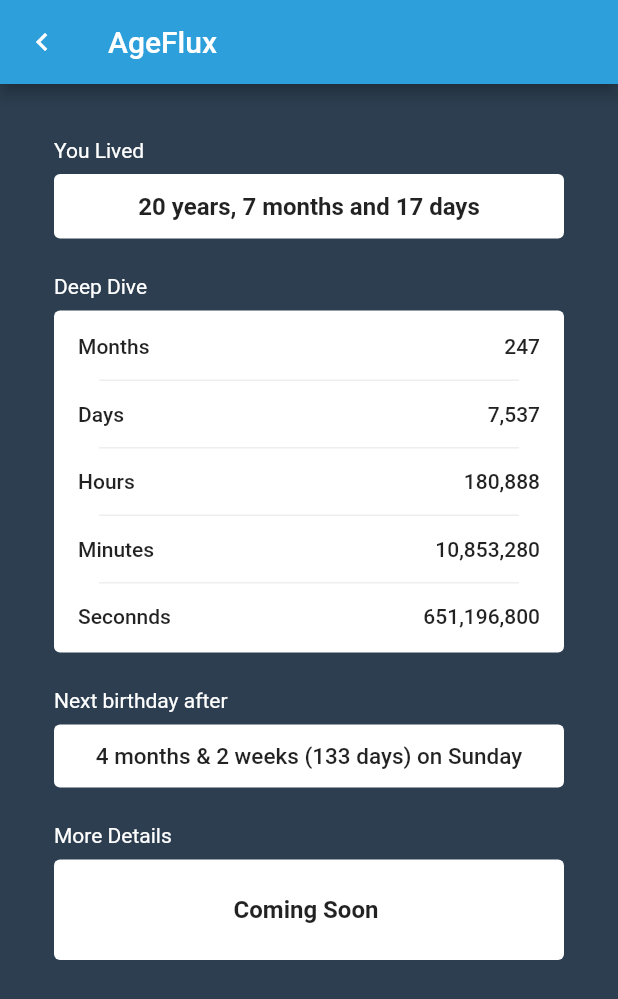
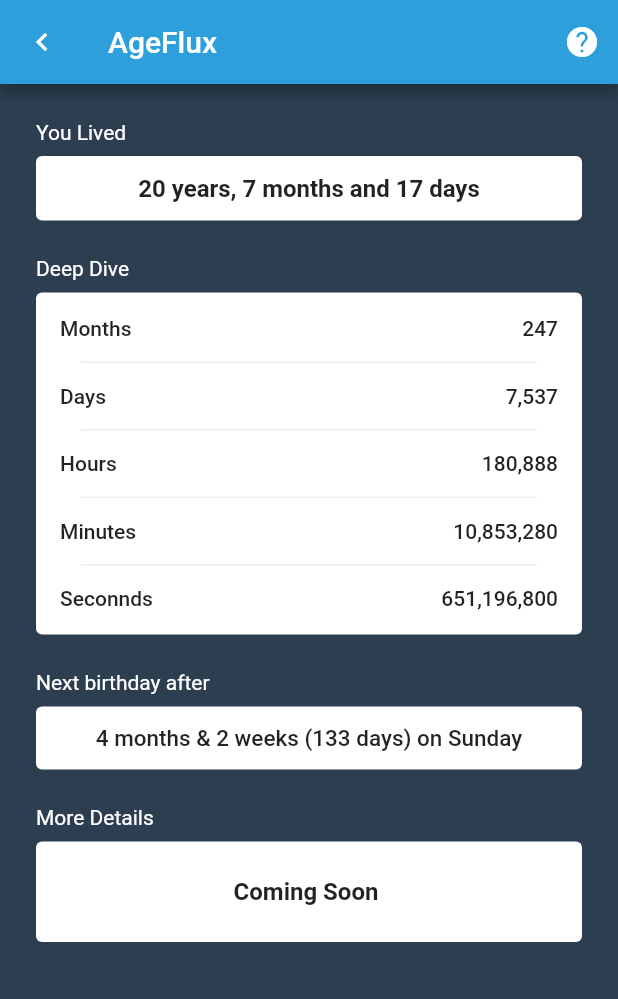
Before and after one commit to ojpro/ageflux, a Flutter app: the DetailsScreen screen opened directly with empty values, on a phone screen of 412 x 824 dp. Shown: the top 999 px of the screen. Run offline on Flutter 3.47's test engine with Material 2 defaults, Android fonts, the phone set to English and light mode, and no system bars.

Commit message:
🌠 minor UI edits

```diff
--- a/lib/modules/insight/details.dart
+++ b/lib/modules/insight/details.dart
@@ -23,10 +23,16 @@ class DetailsScreen extends StatelessWidget {
           }),
         ),
         title: const Text("AgeFlux"),
+        actions: [
+          IconButton(
+            onPressed: () {},
+            icon: const Icon(Icons.help),
+          ),
+        ],
       ),
       body: SingleChildScrollView(
         child: Container(
-          padding: const EdgeInsets.all(36),
+          padding: const EdgeInsets.all(24),
           decoration: const BoxDecoration(
             color: Color(0xff2C3E50),
           ),
@@ -42,10 +48,8 @@ class DetailsScreen extends StatelessWidget {
                     "You Lived",
                     style: TextStyle(color: Colors.white),
                   ),
-                  const SizedBox(
-                    height: 8,
-                  ),
                   Container(
+                    margin: const EdgeInsets.only(top: 8, bottom: 24),
                     padding: const EdgeInsets.all(12),
                     width: double.infinity,
                     decoration: const BoxDecoration(
@@ -64,9 +68,6 @@ class DetailsScreen extends StatelessWidget {
                   ),
                 ],
               ),
-              const SizedBox(
-                height: 24,
-              ),
               Column(
                 crossAxisAlignment: CrossAxisAlignment.start,
                 children: [
@@ -74,10 +75,8 @@ class DetailsScreen extends StatelessWidget {
                     "Deep Dive",
                     style: TextStyle(color: Colors.white),
                   ),
-                  const SizedBox(
-                    height: 8,
-                  ),
                   Container(
+                    margin: const EdgeInsets.only(top: 8, bottom: 24),
                     padding: const EdgeInsets.all(16),
                     width: double.infinity,
                     decoration: const BoxDecoration(
@@ -202,9 +201,6 @@ class DetailsScreen extends StatelessWidget {
                   ),
                 ],
               ),
-              const SizedBox(
-                height: 24,
-              ),
               Column(
                 crossAxisAlignment: CrossAxisAlignment.start,
                 children: [
@@ -212,10 +208,8 @@ class DetailsScreen extends StatelessWidget {
                     "Next birthday after",
                     style: TextStyle(color: Colors.white),
                   ),
-                  const SizedBox(
-                    height: 8,
-                  ),
                   Container(
+                    margin: const EdgeInsets.only(top: 8, bottom: 24),
                     padding: const EdgeInsets.all(12),
                     width: double.infinity,
                     decoration: const BoxDecoration(
@@ -234,9 +228,6 @@ class DetailsScreen extends StatelessWidget {
                   ),
                 ],
               ),
-              const SizedBox(
-                height: 24,
-              ),
               Column(
                 crossAxisAlignment: CrossAxisAlignment.start,
                 children: [
@@ -244,10 +235,8 @@ class DetailsScreen extends StatelessWidget {
                     "More Details",
                     style: TextStyle(color: Colors.white),
                   ),
-                  const SizedBox(
-                    height: 8,
-                  ),
                   Container(
+                    margin: const EdgeInsets.only(top: 8, bottom: 24),
                     padding: const EdgeInsets.all(24),
                     width: double.infinity,
                     decoration: const BoxDecoration(
```
